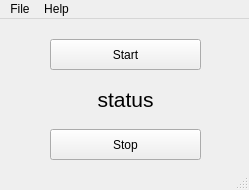
Unknown0156/Rybak, file rybak.ui: the form before one commit.
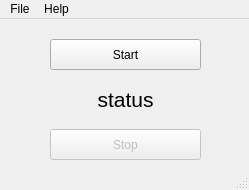
The form after the commit.

```diff
--- a/rybak.ui
+++ b/rybak.ui
@@ -28,6 +28,9 @@
     </property>
    </widget>
    <widget class="QPushButton" name="stop">
+    <property name="enabled">
+     <bool>false</bool>
+    </property>
     <property name="geometry">
      <rect>
       <x>50</x>
```
